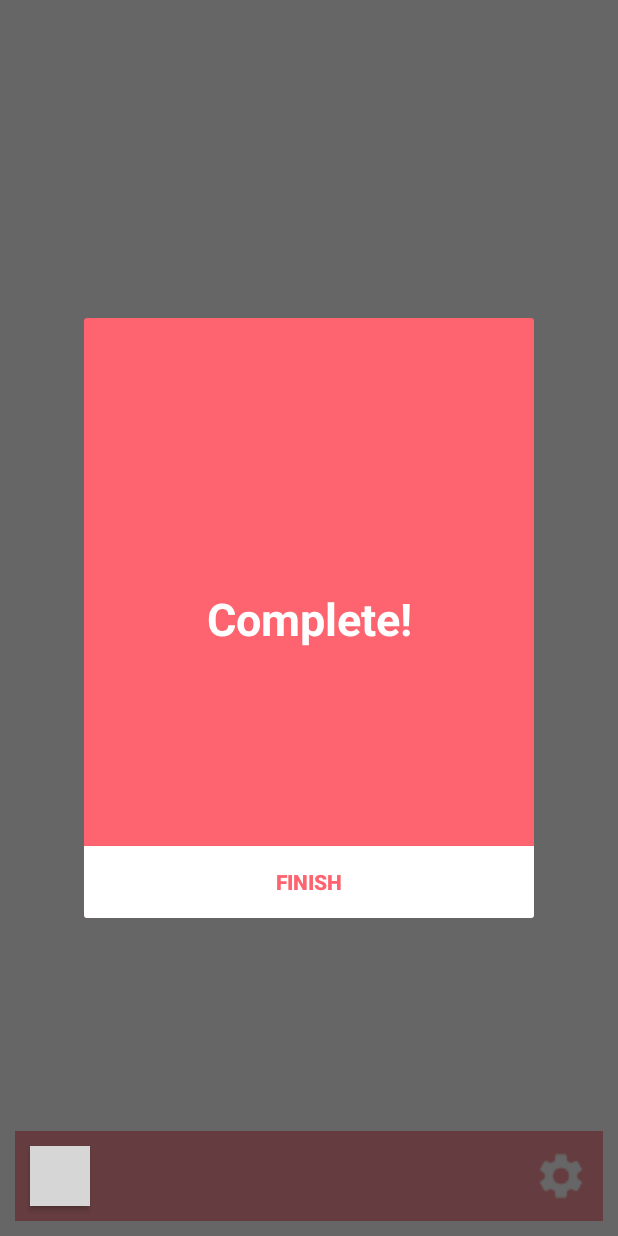
After one commit to jeongminji4490/set_your_course, an Android app: the fragment CompleteDialogFragment placed in its activity, on a phone screen of 412 x 824 dp. The commit adds this screen. Run offline under Robolectric (Android 15) with nearby library versions, the phone set to English and light mode, and no system bars; grey boxes are pictures that could not be loaded.

Commit message:
implement features

```diff
--- a/app/build.gradle
+++ b/app/build.gradle
@@ -45,6 +45,8 @@ dependencies {
     androidTestImplementation 'androidx.test.ext:junit:1.1.3'
     androidTestImplementation 'androidx.test.espresso:espresso-core:3.5.1'
     implementation 'androidx.activity:activity-ktx:1.7.1'
+    implementation 'androidx.fragment:fragment-ktx:1.3.6'
+    implementation "androidx.lifecycle:lifecycle-viewmodel-ktx:2.3.1"
 
     implementation 'com.google.guava:guava:27.0.1-android'
 
--- a/app/src/main/AndroidManifest.xml
+++ b/app/src/main/AndroidManifest.xml
@@ -30,7 +30,7 @@
         </activity>
         <activity android:name=".DetectPoseActivity"/>
         <activity android:name=".preference.SettingsActivity"/>
-        <activity android:name=".DetectPoseTestActivity"/>
+        <activity android:name=".DetectPoseActivity"/>
         <activity
             android:name=".StartRoundActivity"
             android:theme="@style/Theme.Mlkitproject"/>
--- /dev/null
+++ b/app/src/main/java/com/example/mlkitproject/CompleteDialogFragment.kt
@@ -0,0 +1,108 @@
+package com.example.mlkitproject
+
+import android.content.Context
+import android.content.Intent
+import android.graphics.Point
+import android.os.Bundle
+import android.util.Log
+import android.view.LayoutInflater
+import android.view.View
+import android.view.ViewGroup
+import android.view.WindowManager
+import androidx.activity.viewModels
+import androidx.fragment.app.DialogFragment
+import androidx.fragment.app.viewModels
+import com.example.mlkitproject.databinding.FragmentCompleteDialogBinding
+import com.example.mlkitproject.viewmodel.CountViewModel
+import kotlinx.coroutines.CoroutineScope
+import kotlinx.coroutines.Dispatchers
+import kotlinx.coroutines.flow.first
+import kotlinx.coroutines.launch
+
+class CompleteDialogFragment : DialogFragment() {
+
+    private lateinit var binding : FragmentCompleteDialogBinding
+
+    private val dataStore = App.getInstance().getDataStore()
+    private val viewModel: CountViewModel by viewModels()
+    private var requiredRound: String = ""
+    private var currentRound: String = ""
+
+    companion object {
+        private var dialogInstance: CompleteDialogFragment = CompleteDialogFragment()
+        fun getInstance() = dialogInstance
+    }
+
+    override fun onCreateView(
+            inflater: LayoutInflater,
+            container: ViewGroup?,
+            savedInstanceState: Bundle?
+    ): View? {
+        binding = FragmentCompleteDialogBinding.inflate(inflater)
+        isCancelable = false
+        return binding.root
+    }
+
+    override fun onViewCreated(view: View, savedInstanceState: Bundle?) {
+        super.onViewCreated(view, savedInstanceState)
+
+        val btnType = arguments?.getString("button_type")
+
+        if (btnType == "next") {
+            binding.btnGoNextRound.visibility = View.VISIBLE
+        } else {
+            binding.btnFinish.visibility = View.VISIBLE
+        }
+
+        binding.btnGoNextRound.setOnClickListener {
+            val intent = Intent(requireActivity(), DetectPoseActivity::class.java)
+            intent.putExtra("fragment_type", "push_up")
+            startActivity(intent)
+            this@CompleteDialogFragment.dismiss()
+        }
+
+//        binding.btnFinish.setOnClickListener {
+//            CoroutineScope(Dispatchers.IO).launch {
+//                val requiredRound = dataStore.round.first()
+//                val currentRound = dataStore.currentRound.first()
+//                Log.e("Jinnie_requiredRound", requiredRound)
+//                Log.e("Jinnie_currentRound", currentRound)
+//
+//                if (currentRound == requiredRound) {
+//                    val intent = Intent(requireActivity(), MainActivity::class.java)
+//                    startActivity(intent)
+//                    this@CompleteDialogFragment.dismiss()
+//                } else {
+//                    dataStore.run {
+//                        setCurrentSquatCount(0)
+//                        setCurrentPushUpCount(0)
+//                        val nextRound = (currentRound.toInt() + 1).toString()
+//                        dataStore.setCurrentRound(nextRound)
+//                    }
+//                    val intent = Intent(requireActivity(), StartRoundActivity::class.java)
+//                    startActivity(intent)
+//                    this@CompleteDialogFragment.dismiss()
+//                }
+//
+//
+//            }
+//
+//        }
+
+        binding.btnFinish.setOnClickListener {
+
+            if (currentRound == requiredRound) {
+                val intent = Intent(requireActivity(), MainActivity::class.java)
+                startActivity(intent)
+                this@CompleteDialogFragment.dismiss()
+            } else {
+
+            }
+        }
+
+        requiredRound = viewModel.requiredRound
+        currentRound = viewModel.currentRound
+
+    }
+
+}
--- a/app/src/main/java/com/example/mlkitproject/DetectPoseActivity.kt
+++ b/app/src/main/java/com/example/mlkitproject/DetectPoseActivity.kt
@@ -3,25 +3,19 @@ package com.example.mlkitproject
 import android.content.Intent
 import android.content.pm.PackageManager
 import android.os.Bundle
-import android.os.PersistableBundle
 import android.util.Log
 import android.view.View
 import android.widget.CompoundButton
 import android.widget.ImageView
-import android.widget.Toast
 import android.widget.ToggleButton
+import androidx.activity.OnBackPressedCallback
 import androidx.activity.result.contract.ActivityResultContracts
 import androidx.appcompat.app.AppCompatActivity
 import androidx.core.app.ActivityCompat
 import androidx.core.content.ContextCompat
-import com.example.mlkitproject.camera.CameraSource
-import com.example.mlkitproject.camera.CameraSourcePreview
-import com.example.mlkitproject.posedetector.PoseDetectorProcessor
-import com.example.mlkitproject.preference.PreferenceUtils
 import com.example.mlkitproject.preference.SettingsActivity
-import java.io.IOException
 
-class DetectPoseTestActivity : AppCompatActivity(), CompoundButton.OnCheckedChangeListener {
+class DetectPoseActivity : AppCompatActivity(), CompoundButton.OnCheckedChangeListener {
 
     private val requestPermissionLauncher =
         registerForActivityResult(
@@ -34,14 +28,22 @@ class DetectPoseTestActivity : AppCompatActivity(), CompoundButton.OnCheckedChan
             }
         }
 
+    private val onBackPressedCallback = object : OnBackPressedCallback(true) {
+        override fun handleOnBackPressed() {
+            val intent = Intent(this@DetectPoseActivity, MainActivity::class.java)
+            startActivity(intent)
+            finish()
+        }
+    }
+
     override fun onCreate(savedInstanceState: Bundle?) {
         super.onCreate(savedInstanceState)
-        setContentView(R.layout.activity_pose_detect_test)
+        setContentView(R.layout.activity_pose_detect)
 
         onClickRequestPermission()
 
-        val intent = intent
-        val fragmentType = intent.getStringExtra("fragment_type")
+        val intentFromBeforeActivity = intent
+        val fragmentType = intentFromBeforeActivity.getStringExtra("fragment_type")
 
         if (fragmentType != null)
             setFragment(fragmentType)
@@ -58,6 +60,8 @@ class DetectPoseTestActivity : AppCompatActivity(), CompoundButton.OnCheckedChan
             )
             startActivity(intent)
         }
+
+        this.onBackPressedDispatcher.addCallback(this, onBackPressedCallback)
     }
 
     override fun onCheckedChanged(buttonView: CompoundButton?, isChecked: Boolean) {
@@ -65,8 +69,10 @@ class DetectPoseTestActivity : AppCompatActivity(), CompoundButton.OnCheckedChan
     }
 
     private fun setFragment(fragmentType: String) {
+
         val fragmentManager = supportFragmentManager
         val fragmentTransaction = fragmentManager.beginTransaction()
+
         if (fragmentType == "push_up") {
             val pushUpDetectFragment = PushUpDetectFragment()
             fragmentTransaction.replace(R.id.frame_layout, pushUpDetectFragment)
@@ -76,6 +82,7 @@ class DetectPoseTestActivity : AppCompatActivity(), CompoundButton.OnCheckedChan
             fragmentTransaction.replace(R.id.frame_layout, squatDetectFragment)
             fragmentTransaction.commit()
         }
+
     }
 
     // Request permission for using camera
--- a/app/src/main/java/com/example/mlkitproject/viewmodel/CountViewModel.kt
+++ b/app/src/main/java/com/example/mlkitproject/viewmodel/CountViewModel.kt
@@ -1,64 +1,90 @@
 package com.example.mlkitproject.viewmodel
 
-import android.util.AndroidException
-
-import android.app.Application
-import android.content.Context
-import android.content.SharedPreferences
-import android.util.Log
-import androidx.lifecycle.AndroidViewModel
+import androidx.lifecycle.LiveData
 import androidx.lifecycle.MutableLiveData
+import androidx.lifecycle.ViewModel
 import androidx.lifecycle.viewModelScope
 import com.example.mlkitproject.App
 import com.example.mlkitproject.DataStoreModule
-import kotlinx.coroutines.flow.collect
 import kotlinx.coroutines.flow.first
 import kotlinx.coroutines.launch
 
-class CountViewModel(context: Application) : AndroidViewModel(context) {
+class CountViewModel() : ViewModel() {
 
+    // apply nullable to properties?
     private val dataStore: DataStoreModule = App.getInstance().getDataStore()
-    var currentRound : String = ""
-    // var lastRound : String = ""
-    // var exerciseType = MutableLiveData<String>()
-    var pushupCount = MutableLiveData<String>()
-    var squatsCount = MutableLiveData<String>()
+
+    var currentRound: String = ""
+    var requiredRound: String = ""
+    var requiredSquatCount: Int = 0
+    var requiredPushUpCount: Int = 0
+
+    /**
+     * Better to expose immutable types to other classes
+     * All changes to the mutable type is centralized in one class making it easier to debug when something goes wrong
+     */
+    private var _currentSquatsCount = MutableLiveData<Int>()
+    val currentSquatsCount: LiveData<Int>
+        get() = _currentSquatsCount
+
+    private var _currentPushUpCount = MutableLiveData<Int>()
+    val currentPushUpCount: LiveData<Int>
+        get() =  _currentPushUpCount
 
     init {
-        // exerciseType.value = ""
-        pushupCount.value = "0"
-        squatsCount.value = "0"
+        getRequiredRound()
+        getCurrentRound()
+        getRequiredSquatCountValue()
+        getRequiredPushUpCountValue()
     }
 
-    suspend fun getCurrentRound() {
+    /**
+     * TODO
+     * I think I need to make setter, not only getter
+     * and it would be better to separate viewModel by features
+     */
+
+    private fun getRequiredRound() {
         viewModelScope.launch {
-            dataStore.currentRound.collect {
-                currentRound = it
+            requiredRound = dataStore.round.first()
+        }
+    }
+
+    private fun getCurrentRound() {
+        viewModelScope.launch {
+            currentRound = dataStore.currentRound.first()
+        }
+    }
+
+    /**
+     * ViewModel classes should prefer creating coroutines instead of exposing suspend functions to perform business logic
+     */
+    private fun getRequiredSquatCountValue() {
+        viewModelScope.launch {
+            requiredSquatCount = dataStore.squatCount.first()
+        }
+    }
+
+    fun getCurrentSquatsCountValue() {
+        viewModelScope.launch {
+            dataStore.currentSquatCount.collect {
+                _currentSquatsCount.value = it
             }
         }
     }
 
-//    suspend fun getExerciseType () {
-//        viewModelScope.launch {
-//            dataStore.exerciseType.collect {
-//                exerciseType.value = it
-//            }
-//        }
-//    }
+    private fun getRequiredPushUpCountValue() {
+        viewModelScope.launch {
+            requiredPushUpCount = dataStore.pushUpCount.first()
+        }
+    }
 
-    suspend fun getPushUpCountValue() {
+    fun getCurrentPushUpCountValue() {
         viewModelScope.launch {
-            dataStore.pushUpCount.collect {
-                pushupCount.value = it
+            dataStore.currentPushUpCount.collect {
+                _currentPushUpCount.value = it
             }
         }
     }
 
-    suspend fun getSquatsCountValue() {
-        viewModelScope.launch {
-            dataStore.squatCount.collect {
-                squatsCount.value = it
-            }
-        }
-    }
 }
--- a/app/src/main/res/layout/activity_pose_detect.xml
+++ b/app/src/main/res/layout/activity_pose_detect.xml
@@ -16,7 +16,7 @@
         app:layout_constraintBottom_toTopOf="@id/control"/>
 
     <androidx.constraintlayout.widget.ConstraintLayout
-        android:id="@id/control"
+        android:id="@+id/control"
         android:layout_width="match_parent"
         android:layout_height="60dp"
         android:layout_margin="10dp"
--- /dev/null
+++ b/app/src/main/res/layout/fragment_complete_dialog.xml
@@ -0,0 +1,54 @@
+<?xml version="1.0" encoding="utf-8"?>
+<FrameLayout
+    xmlns:android="http://schemas.android.com/apk/res/android"
+    xmlns:app="http://schemas.android.com/apk/res-auto"
+    android:layout_width="match_parent"
+    android:layout_height="match_parent">
+
+    <androidx.constraintlayout.widget.ConstraintLayout
+        android:layout_width="300dp"
+        android:layout_height="400dp"
+        android:background="@color/deep_salmon">
+
+        <TextView
+            android:id="@+id/tx_complete_dialog"
+            android:layout_width="wrap_content"
+            android:layout_height="wrap_content"
+            android:text="Complete!"
+            android:textColor="@color/white"
+            android:textSize="30dp"
+            android:textStyle="bold"
+            app:layout_constraintBottom_toBottomOf="parent"
+            app:layout_constraintEnd_toEndOf="parent"
+            app:layout_constraintStart_toStartOf="parent"
+            app:layout_constraintTop_toTopOf="parent" />
+
+        <Button
+            android:id="@+id/btn_go_next_round"
+            android:layout_width="0dp"
+            android:layout_height="wrap_content"
+            android:background="@color/white"
+            android:text="@string/next_round"
+            android:textColor="@color/deep_salmon"
+            android:textStyle="bold"
+            android:visibility="gone"
+            app:layout_constraintBottom_toBottomOf="parent"
+            app:layout_constraintEnd_toEndOf="parent"
+            app:layout_constraintStart_toStartOf="parent" />
+
+        <Button
+            android:id="@+id/btn_finish"
+            android:layout_width="0dp"
+            android:layout_height="wrap_content"
+            android:background="@color/white"
+            android:text="@string/finish_round"
+            android:textColor="@color/deep_salmon"
+            android:textStyle="bold"
+            android:visibility="gone"
+            app:layout_constraintBottom_toBottomOf="parent"
+            app:layout_constraintEnd_toEndOf="parent"
+            app:layout_constraintStart_toStartOf="parent" />
+
+    </androidx.constraintlayout.widget.ConstraintLayout>
+
+</FrameLayout>
--- a/app/src/main/res/values/strings.xml
+++ b/app/src/main/res/values/strings.xml
@@ -9,6 +9,8 @@
     <string name="start">START</string>
     <string name="_start">START!</string>
     <string name="round">ROUND</string>
+    <string name="next_round">NEXT ROUND</string>
+    <string name="finish_round">FINISH</string>
 
     <string name="java_entry_title" translatable="false">Run the ML Kit quickstart written in Java</string>
     <string name="kotlin_entry_title" translatable="false">Run the ML Kit quickstart written in Kotlin</string>
```
Also changed, not shown: app/src/main/java/com/example/mlkitproject/DataStoreModule.kt (+89 -27 lines), app/src/main/java/com/example/mlkitproject/MainActivity.kt (+37 -20 lines), app/src/main/java/com/example/mlkitproject/PushUpDetectFragment.kt (+36 -1 lines), app/src/main/java/com/example/mlkitproject/SquatDetectFragment.kt (+54 -4 lines), app/src/main/java/com/example/mlkitproject/StartRoundActivity.kt (+29 -10 lines), app/src/main/java/com/example/mlkitproject/posedetector/classification/PoseClassifierProcessor.kt (+7 -6 lines), app/src/main/res/layout/fragment_pose_detect_push_up.xml (+1 -38 lines).
